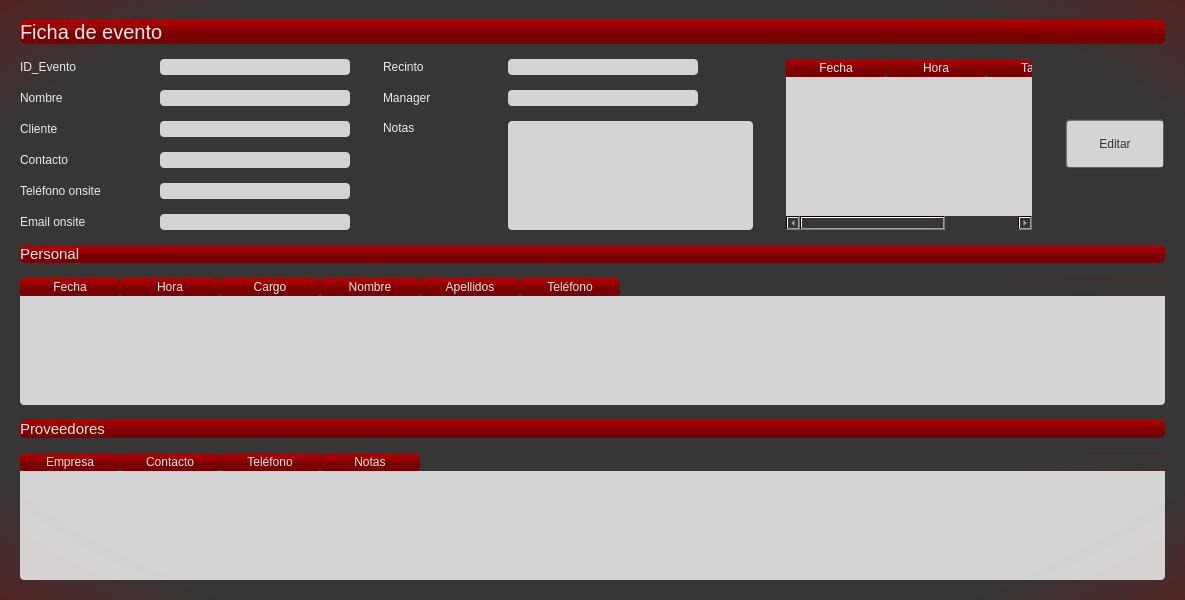
The window that elaleph/fichaevento_widget.ui (Aleph1981/elaleph) describes before a commit, drawn with Qt 5.
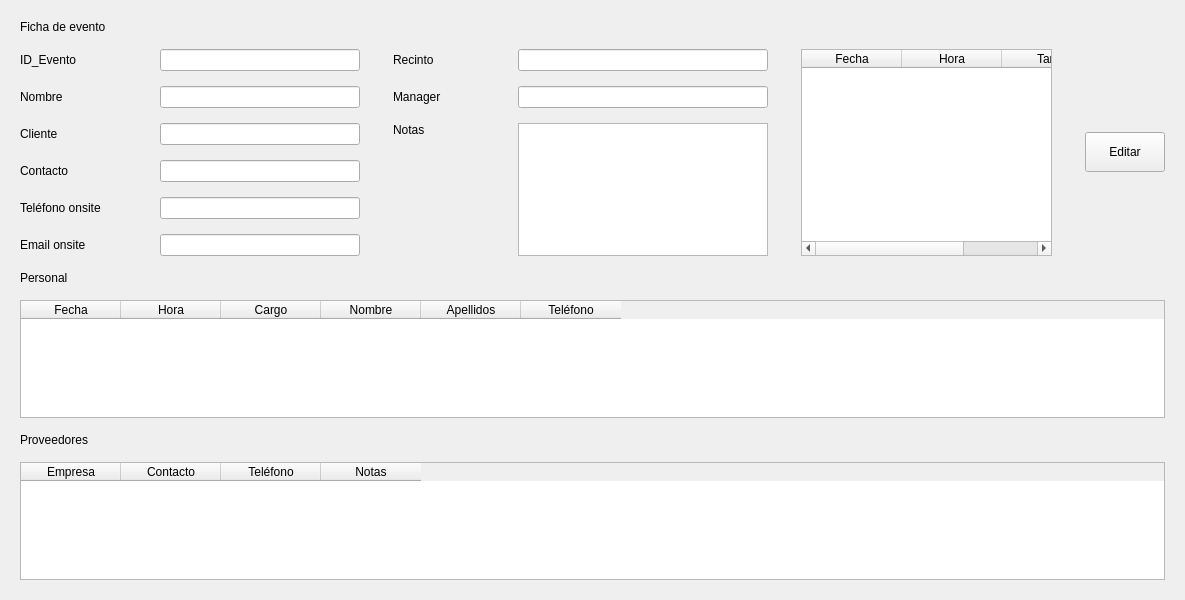
The same window after the commit.

What changed in the file:
```diff
--- a/elaleph/fichaevento_widget.ui
+++ b/elaleph/fichaevento_widget.ui
@@ -14,25 +14,7 @@
    <string>Form</string>
   </property>
   <property name="styleSheet">
-   <string notr="true">QWidget{
-font: 75 10pt &quot;Alef&quot;;
-color: rgb(235, 235, 235);
-background-color: qradialgradient(spread:pad, cx:0.505, cy:0.505682, radius:0.973, fx:0.5, fy:0.506045, stop:0.59204 rgba(54, 54, 54, 255), stop:1 rgba(142, 0, 0, 255));}
-
-
-QLineEdit,QPlainTextEdit,QTableWidget {background-color: rgba(255, 255, 255, 200);
-color: rgb(0,0,0);border-radius: 4px}
-
-QLabel{ background-color: rgba(255, 255, 255, 0);}
-
-QHeaderView::section {background-color: qlineargradient(spread:pad, x1:0.522, y1:0.932, x2:0.518, y2:0, stop:0.318408 rgba(120, 0, 0, 255), stop:1 rgba(180, 0, 0, 255));border-radius:4px}
-
-QPushButton{background-color: rgba(255, 255, 255, 200);
-color: rgb(50,50,50); border-style: outset;border-radius: 4px;border-width: 2px;border-color: rgba(50,50,50,180)}
-
-QLabel#labelFicha{background-color: qlineargradient(spread:pad, x1:0.522, y1:0.932, x2:0.518, y2:0, stop:0.318408 rgba(120, 0, 0, 255), stop:1 rgba(180, 0, 0, 255));font: 15pt; border-radius:5px}
-QLabel#labelPersonal,QLabel#labelProveedores{background-color: qlineargradient(spread:pad, x1:0.522, y1:0.932, x2:0.518, y2:0, stop:0.318408 rgba(120, 0, 0, 255), stop:1 rgba(180, 0, 0, 255));font: 11pt;border-radius: 5px}
-</string>
+   <string notr="true"/>
   </property>
   <layout class="QVBoxLayout" name="verticalLayout_3">
    <property name="spacing">
@@ -115,7 +97,7 @@
          </property>
          <property name="minimumSize">
           <size>
-           <width>190</width>
+           <width>200</width>
            <height>0</height>
           </size>
          </property>
@@ -153,7 +135,7 @@
          </property>
          <property name="minimumSize">
           <size>
-           <width>190</width>
+           <width>200</width>
            <height>0</height>
           </size>
          </property>
@@ -191,7 +173,7 @@
          </property>
          <property name="minimumSize">
           <size>
-           <width>190</width>
+           <width>200</width>
            <height>0</height>
           </size>
          </property>
@@ -229,7 +211,7 @@
          </property>
          <property name="minimumSize">
           <size>
-           <width>190</width>
+           <width>200</width>
            <height>0</height>
           </size>
          </property>
@@ -261,7 +243,7 @@
          </property>
          <property name="minimumSize">
           <size>
-           <width>190</width>
+           <width>200</width>
            <height>0</height>
           </size>
          </property>
@@ -293,7 +275,7 @@
          </property>
          <property name="minimumSize">
           <size>
-           <width>190</width>
+           <width>200</width>
            <height>0</height>
           </size>
          </property>
@@ -353,7 +335,7 @@
            </property>
            <property name="minimumSize">
             <size>
-             <width>190</width>
+             <width>250</width>
              <height>0</height>
             </size>
            </property>
@@ -388,7 +370,7 @@
            </property>
            <property name="minimumSize">
             <size>
-             <width>190</width>
+             <width>250</width>
              <height>0</height>
             </size>
            </property>
@@ -431,7 +413,7 @@
          </property>
          <property name="minimumSize">
           <size>
-           <width>190</width>
+           <width>250</width>
            <height>0</height>
           </size>
          </property>
@@ -513,8 +495,8 @@
        </property>
        <property name="minimumSize">
         <size>
-         <width>100</width>
-         <height>50</height>
+         <width>80</width>
+         <height>40</height>
         </size>
        </property>
        <property name="text">
```
Left out of the diff: 12 changed lines with no effect on the pictures.
